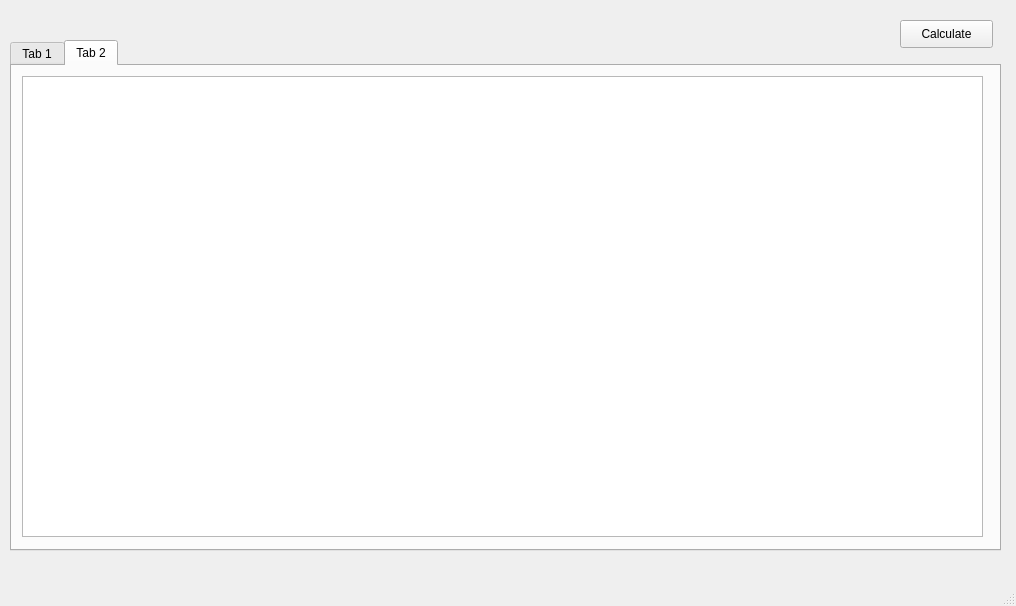
MatMarci/multiRowHE, file main/mainwindow.ui: the form before one commit.
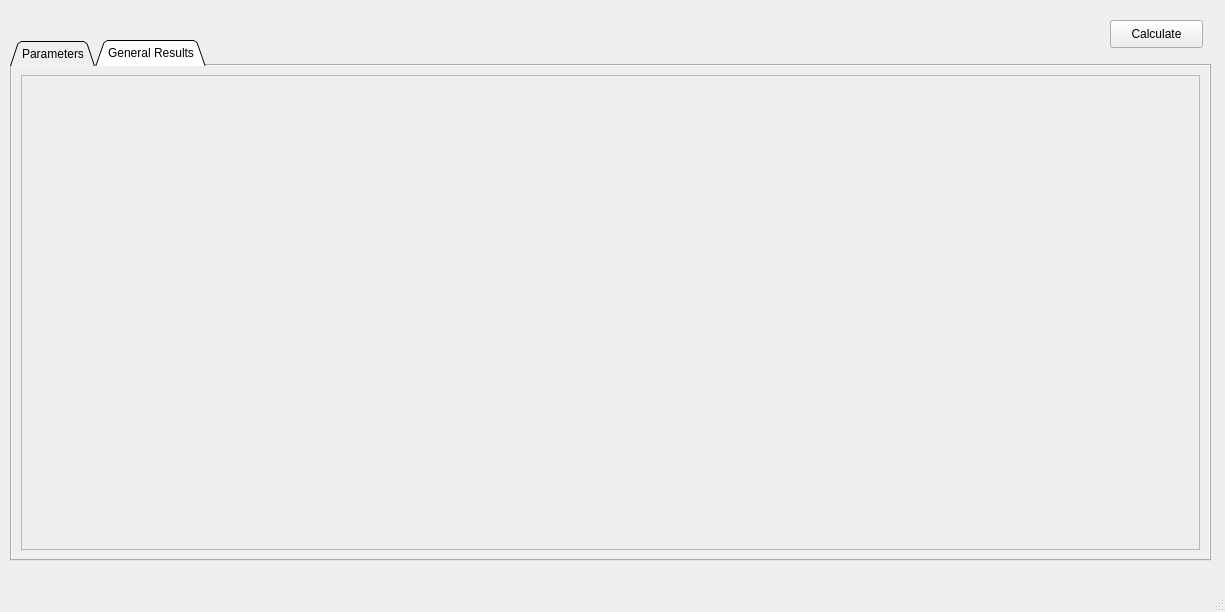
The form after the commit. The open tabs and pages were chosen to show the change.

Commit message: U coef backward calc - iteration method, temps Table done

```diff
--- a/main/mainwindow.ui
+++ b/main/mainwindow.ui
@@ -6,8 +6,8 @@
    <rect>
     <x>0</x>
     <y>0</y>
-    <width>1016</width>
-    <height>606</height>
+    <width>1225</width>
+    <height>612</height>
    </rect>
   </property>
   <property name="windowTitle">
@@ -17,7 +17,7 @@
    <widget class="QPushButton" name="pushButton">
     <property name="geometry">
      <rect>
-      <x>900</x>
+      <x>1110</x>
       <y>20</y>
       <width>93</width>
       <height>28</height>
@@ -32,16 +32,28 @@
      <rect>
       <x>10</x>
       <y>40</y>
-      <width>991</width>
-      <height>511</height>
+      <width>1201</width>
+      <height>521</height>
      </rect>
     </property>
+    <property name="tabShape">
+     <enum>QTabWidget::Triangular</enum>
+    </property>
     <property name="currentIndex">
      <number>0</number>
     </property>
+    <property name="usesScrollButtons">
+     <bool>true</bool>
+    </property>
+    <property name="movable">
+     <bool>false</bool>
+    </property>
+    <property name="tabBarAutoHide">
+     <bool>false</bool>
+    </property>
     <widget class="QWidget" name="params">
      <attribute name="title">
-      <string>Tab 1</string>
+      <string>Parameters</string>
      </attribute>
      <widget class="QSplitter" name="splitter_2">
       <property name="geometry">
@@ -371,19 +383,31 @@
      </widget>
     </widget>
     <widget class="QWidget" name="general_results">
+     <property name="autoFillBackground">
+      <bool>true</bool>
+     </property>
      <attribute name="title">
-      <string>Tab 2</string>
+      <string>General Results</string>
      </attribute>
-     <widget class="QTableWidget" name="tempResults">
-      <property name="geometry">
-       <rect>
-        <x>10</x>
-        <y>10</y>
-        <width>961</width>
-        <height>461</height>
-       </rect>
-      </property>
-     </widget>
+     <layout class="QGridLayout" name="gridLayout_7">
+      <item row="0" column="0">
+       <widget class="QScrollArea" name="resultsAreaScroll">
+        <property name="widgetResizable">
+         <bool>true</bool>
+        </property>
+        <widget class="QWidget" name="scrollAreaContent">
+         <property name="geometry">
+          <rect>
+           <x>0</x>
+           <y>0</y>
+           <width>1173</width>
+           <height>464</height>
+          </rect>
+         </property>
+        </widget>
+       </widget>
+      </item>
+     </layout>
     </widget>
    </widget>
   </widget>
```
Left out of the diff: 18 changed lines with no effect on the pictures. The commit also changes 13 other files.
